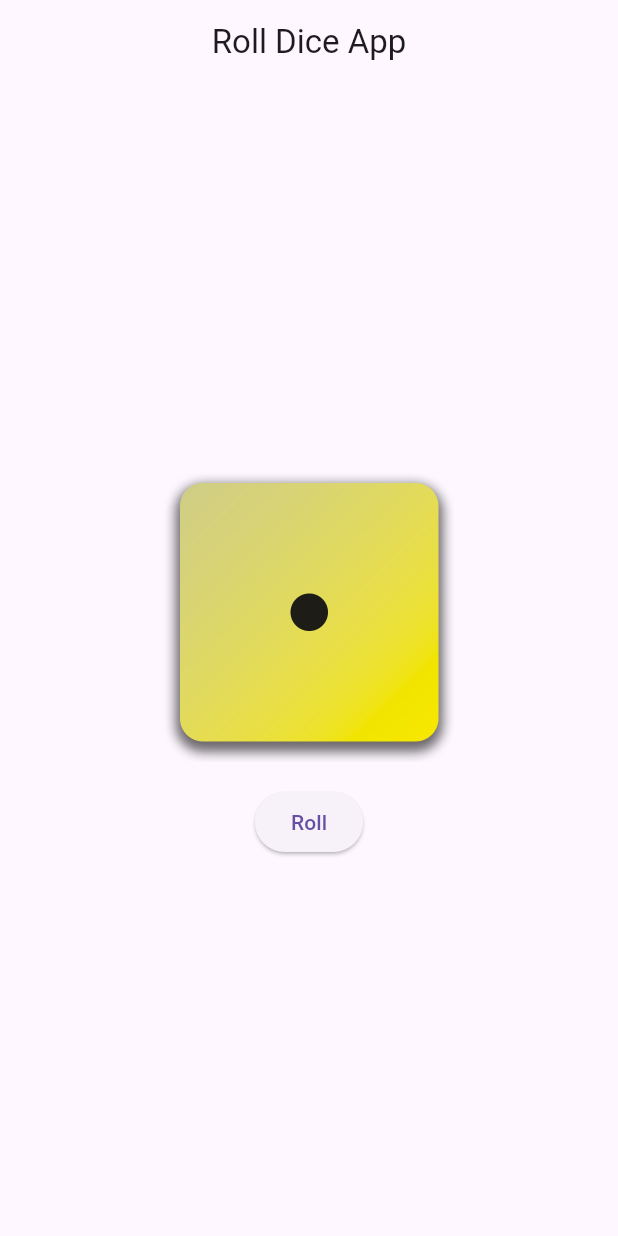
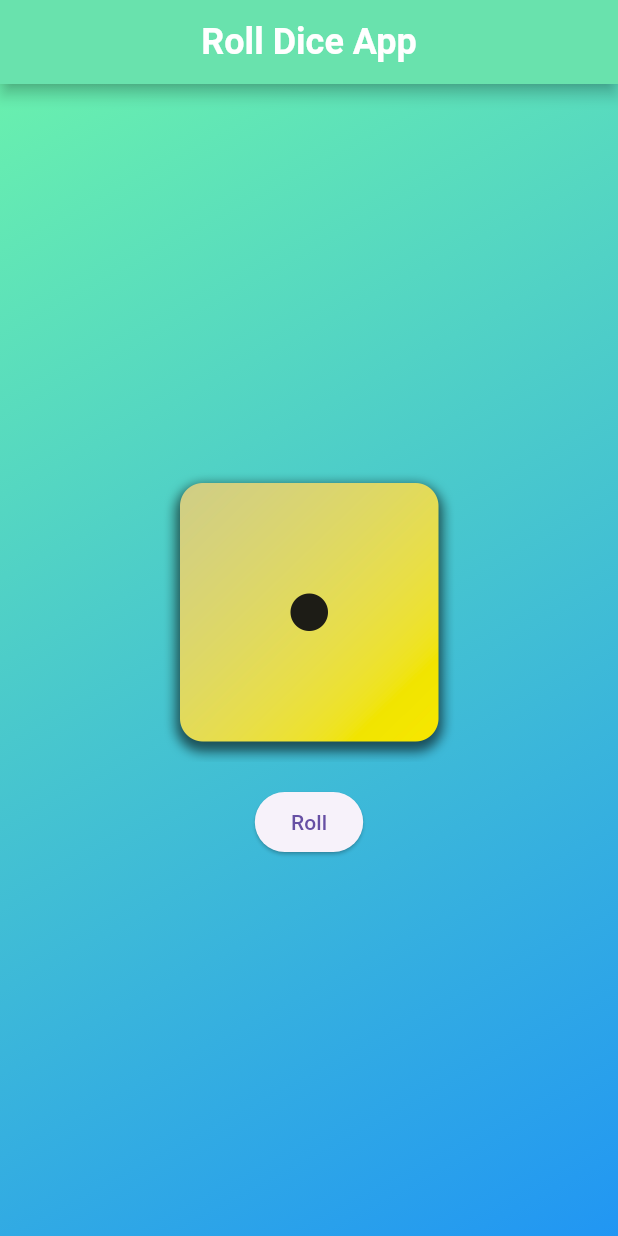
Before and after one commit to decoutkhanqindev/base_flutter, a Flutter app: the screen it shows after launch, on a phone screen of 412 x 824 dp. Run offline on Flutter 3.47's test engine with Material 3 defaults, Android fonts, the phone set to English and light mode, and no system bars.

Commit message:
roll dice app

```diff
--- a/roll_dice_app/lib/ui/roll_dice_body.dart
+++ b/roll_dice_app/lib/ui/roll_dice_body.dart
@@ -2,7 +2,7 @@ import 'package:flutter/material.dart';
 
 class RollDiceBody extends StatelessWidget {
   final String image;
-  final Function() onRoll;
+  final VoidCallback onRoll;
 
   const RollDiceBody({
     super.key,
@@ -15,6 +15,16 @@ class RollDiceBody extends StatelessWidget {
     return Container(
       alignment: Alignment.center,
       padding: const EdgeInsets.all(16),
+      decoration: const BoxDecoration(
+        gradient: LinearGradient(
+          begin: Alignment.topLeft,
+          end: Alignment.bottomRight,
+          colors: [
+            Colors.greenAccent,
+            Colors.blue,
+          ],
+        ),
+      ),
       child: Column(
         mainAxisAlignment: MainAxisAlignment.center,
         crossAxisAlignment: CrossAxisAlignment.center,
--- a/roll_dice_app/lib/ui/roll_dice_screen.dart
+++ b/roll_dice_app/lib/ui/roll_dice_screen.dart
@@ -25,16 +25,22 @@ class _RollDiceScreenState extends State<RollDiceScreen> {
   Widget build(BuildContext context) {
     return Scaffold(
       appBar: AppBar(
-        title: const Text("Roll Dice App"),
+        title: const Text(
+          "Roll Dice App",
+          style: TextStyle(
+            color: Colors.white,
+            fontSize: 24,
+            fontWeight: FontWeight.bold,
+          ),
+        ),
         centerTitle: true,
+        backgroundColor: Colors.greenAccent,
+        shadowColor: Colors.black,
+        elevation: 4,
       ),
-      body: Container(
-        alignment: Alignment.center,
-        padding: const EdgeInsets.all(16),
-        child: RollDiceBody(
-          image: resultImage,
-          onRoll: _rollDice,
-        ),
+      body: RollDiceBody(
+        image: resultImage,
+        onRoll: _rollDice,
       ),
     );
   }
```
